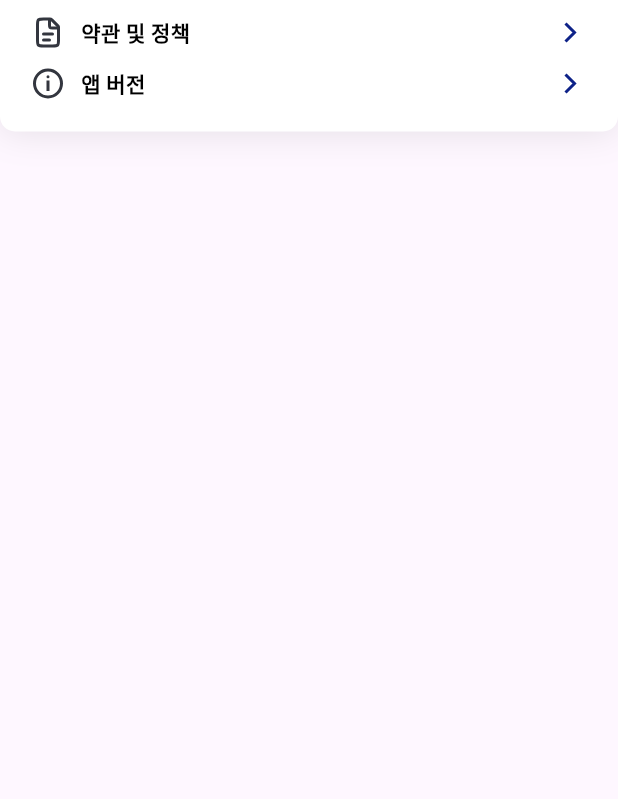
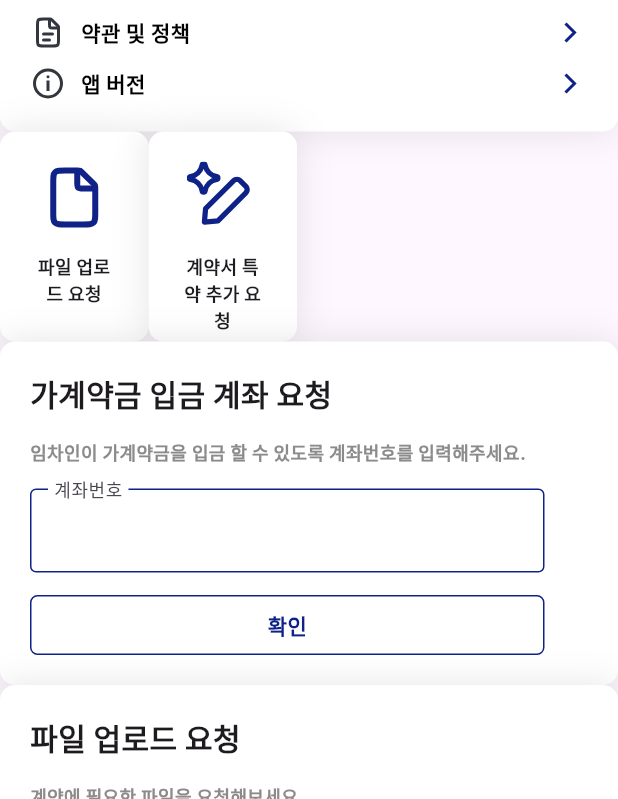
Before and after one commit to Yun-SeYeong/my_home_stair, a Flutter app: the screen it shows after launch, on a phone screen of 412 x 824 dp, the part 437-1236 px from its top. Run offline on Flutter 3.47's test engine with Material 3 defaults, Android fonts, the phone set to English and light mode, and no system bars; our stand-ins replace flutter_svg; Roboto replaces fonts that are missing (Inter).

Commit message:
텍스트박스 위젯추가, 요청사항 입력하는거 추가 파일업로드, 특약 요청하는 아이콘 추가 각종 이미지 등등..

```diff
--- /dev/null
+++ b/lib/components/action_icon_widgeet.dart
@@ -0,0 +1,66 @@
+import 'package:flutter/cupertino.dart';
+import 'package:flutter/material.dart';
+import 'package:flutter_svg/flutter_svg.dart';
+
+class ActionIconWidget extends StatelessWidget {
+  final String description;
+  final String iconpath;
+  final Function onButton;
+
+  const ActionIconWidget({
+    super.key,
+    required this.description,
+    required this.iconpath,
+    required this.onButton(),
+  });
+
+  @override
+  Widget build(BuildContext context) {
+    return Row(
+      mainAxisAlignment: MainAxisAlignment.start, // 왼쪽 정렬
+      children: [
+        Container(
+          width: 99,
+          height: 140,
+          padding: const EdgeInsets.all(20.0),
+          decoration: BoxDecoration(
+            borderRadius: BorderRadius.circular(10),
+            color: Colors.white,
+            boxShadow: [
+              BoxShadow(
+                color: Colors.black.withOpacity(0.1),
+                offset: const Offset(0, 0),
+                blurRadius: 20,
+                spreadRadius: 0,
+              ),
+            ],
+          ),
+          child: InkWell(
+            onTap: () {
+              onButton();
+            },
+            child: Column(
+              crossAxisAlignment: CrossAxisAlignment.center, // 자식들을 가운데 정렬
+              children: [
+                SvgPicture.asset(
+                  iconpath, // 우측에 위치한 공통 아이콘
+                  semanticsLabel: 'Expand_right',
+                ),
+                const SizedBox(height: 13),
+                Text(
+                  description,
+                  textAlign: TextAlign.center,
+                  style: TextStyle(
+                    fontSize: 12.0,
+                    fontWeight: FontWeight.w700,
+                    fontFamily: 'Inter',
+                  ),
+                ),
+              ],
+            ),
+          ),
+        ),
+      ],
+    );
+  }
+}
--- /dev/null
+++ b/lib/components/input_request_widget.dart
@@ -0,0 +1,173 @@
+import 'package:flutter/cupertino.dart';
+import 'package:flutter/material.dart';
+import 'package:flutter_svg/flutter_svg.dart';
+
+
+class InputRequestWidget extends StatelessWidget {
+  final String title;
+  final String description;
+  final String buttonName;
+  final Function onButton;
+  final Function searchButton;
+
+  InputRequestWidget({
+    super.key,
+    required this.title,
+    required this.description,
+    required this.buttonName,
+    required this.onButton,
+    required this.searchButton
+  });
+
+  @override
+  Widget build(BuildContext context) {
+    return Container(
+      padding: const EdgeInsets.all(20.0),
+      decoration: BoxDecoration(
+        borderRadius: BorderRadius.circular(10),
+        color: Colors.white,
+        boxShadow: [
+          BoxShadow(
+            color: Colors.black.withOpacity(0.1), // 그림자의 색상 및 투명도
+            offset: const Offset(0, 0), // x: 0, y: 0
+            blurRadius: 20, // blur 반경
+            spreadRadius: 0, // spread 반경
+          ),
+        ],
+      ),
+      child: Row(
+          mainAxisAlignment: MainAxisAlignment.spaceBetween,
+          crossAxisAlignment: CrossAxisAlignment.center,
+          children: [
+            Column(
+              crossAxisAlignment: CrossAxisAlignment.start,
+              mainAxisSize: MainAxisSize.min,
+              children: [
+                Text(
+                  title,
+                  style: TextStyle(
+                    fontSize: 20.0,
+                    fontWeight: FontWeight.w700,
+                    fontFamily: 'Inter',
+                  ),
+                ),
+                const SizedBox(height: 15),
+                Text(
+                  description,
+                  style: TextStyle(
+                    fontSize: 12.0,
+                    fontWeight: FontWeight.w700,
+                    fontFamily: 'Inter',
+                    color: Color(0xFF8B8B8B),
+                  ),
+                ),
+                const SizedBox(height: 15),
+                Container(
+                  width: 343,
+                  child: TextField(
+                    decoration: InputDecoration(
+                      floatingLabelBehavior: FloatingLabelBehavior.always,
+                      labelText: '파일종류',
+                      border: OutlineInputBorder(
+                        borderSide: BorderSide(
+                          color: Color(0xFF0E2288),
+                          width: 3,
+                        ),
+                      ),
+                      enabledBorder: OutlineInputBorder(
+                        borderSide: BorderSide(
+                          color: Color(0xFF0E2288),
+                        ),
+                      ),
+                    ),
+                    keyboardType: TextInputType.text,
+                  ),
+                ),
+                const SizedBox(height: 15),
+                Container(
+                  height: 40,
+                  decoration: BoxDecoration(
+                    border: Border.all(
+                      color: Color(0xFF0E2288), // 테두리 컬러
+                      width: 1, // 테두리 두께
+                    ),
+                    borderRadius: BorderRadius.circular(5), // 테두리 둥글기 설정
+                    color: Colors.transparent, // 배경 투명 설정
+                  ),
+                  child: InkWell(
+                    onTap: () {
+                      searchButton();
+                    },
+                    child: Center(
+                      child: Padding(
+                        padding: EdgeInsets.symmetric(horizontal: 20.0), // 원하는 패딩 값을 설정하세요
+                        child: Text(
+                          "등기부등본",
+                          style: TextStyle(
+                            fontSize: 14.0,
+                            fontWeight: FontWeight.w700,
+                            fontFamily: 'Inter',
+                            color: Color(0xFF0E2288),
+                          ),
+                        ),
+                      ),
+                    ),
+                  ),
+                ),
+                const SizedBox(height: 15),
+                Container(
+                  width: 343,
+                  child: TextField(
+                    decoration: InputDecoration(
+                      floatingLabelBehavior: FloatingLabelBehavior.always,
+                      labelText: '요청사항',
+                      border: OutlineInputBorder(
+                        borderSide: BorderSide(
+                          color: Color(0xFF0E2288),
+                          width: 3,
+                        ),
+                      ),
+                      enabledBorder: OutlineInputBorder(
+                        borderSide: BorderSide(
+                          color: Color(0xFF0E2288),
+                        ),
+                      ),
+                    ),
+                    keyboardType: TextInputType.text,
+                  ),
+                ),
+                const SizedBox(height: 15),
+                Container(
+                  width: 343,
+                  height: 40,
+                  decoration: BoxDecoration(
+                    border: Border.all(
+                      color: Color(0xFF0E2288), // 테두리 컬러
+                      width: 1, // 테두리 두께
+                    ),
+                    borderRadius: BorderRadius.circular(5), // 테두리 둥글기 설정
+                    color: Colors.transparent, // 배경 투명 설정
+                  ),
+                  child: InkWell(
+                    onTap: () {
+                      onButton();
+                    },
+                    child: Center(
+                      child: Text(
+                        buttonName,
+                        style: TextStyle(
+                          fontSize: 14.0,
+                          fontWeight: FontWeight.w700,
+                          fontFamily: 'Inter',
+                          color: Color(0xFF0E2288),
+                        ),
+                      ),
+                    ),
+                  ),
+                ),
+              ],
+            ),
+          ]),
+    );
+  }
+}
--- /dev/null
+++ b/lib/components/input_text_box.dart
@@ -0,0 +1,123 @@
+import 'package:flutter/cupertino.dart';
+import 'package:flutter/material.dart';
+import 'package:flutter_svg/flutter_svg.dart';
+
+
+class InputTextBox extends StatelessWidget {
+  final String title;
+  final String description;
+  final String buttonName;
+  final Function onButton;
+  final contentEditController = TextEditingController();
+
+  InputTextBox({
+    super.key,
+    required this.title,
+    required this.description,
+    required this.buttonName,
+    required this.onButton,
+  });
+
+  @override
+  Widget build(BuildContext context) {
+    return Container(
+      padding: const EdgeInsets.all(20.0),
+      decoration: BoxDecoration(
+        borderRadius: BorderRadius.circular(10),
+        color: Colors.white,
+        boxShadow: [
+          BoxShadow(
+            color: Colors.black.withOpacity(0.1), // 그림자의 색상 및 투명도
+            offset: const Offset(0, 0), // x: 0, y: 0
+            blurRadius: 20, // blur 반경
+            spreadRadius: 0, // spread 반경
+          ),
+        ],
+      ),
+      child: Row(
+          mainAxisAlignment: MainAxisAlignment.spaceBetween,
+          crossAxisAlignment: CrossAxisAlignment.center,
+          children: [
+            Column(
+              crossAxisAlignment: CrossAxisAlignment.start,
+              mainAxisSize: MainAxisSize.min,
+              children: [
+                Text(
+                  title,
+                  style: TextStyle(
+                    fontSize: 20.0,
+                    fontWeight: FontWeight.w700,
+                    fontFamily: 'Inter',
+                  ),
+                ),
+                const SizedBox(height: 15),
+                Text(
+                  description,
+                  style: TextStyle(
+                    fontSize: 12.0,
+                    fontWeight: FontWeight.w700,
+                    fontFamily: 'Inter',
+                    color: Color(0xFF8B8B8B),
+                  ),
+                ),
+                const SizedBox(height: 15),
+                Container(
+                  width: 343,
+                  child: TextField(
+                    //controller: contentEditController,
+                    decoration: InputDecoration(
+                      floatingLabelBehavior: FloatingLabelBehavior.always,
+                      labelText: '계좌번호',
+                      border: OutlineInputBorder(
+                        // borderRadius: BorderRadius.circular(4),
+                        borderSide: BorderSide(
+                          color: Color(0xFF0E2288),
+                          width: 3,
+                        ),
+                      ),
+                      enabledBorder: OutlineInputBorder(
+                        //borderRadius: BorderRadius.circular(4),
+                        borderSide: BorderSide(
+                          color: Color(0xFF0E2288),
+                         // width: 3,
+                        ),
+                      ),
+                    ),
+                    keyboardType: TextInputType.number,
+                  ),
+                ),
+                const SizedBox(height: 15),
+                Container(
+                  width: 343,
+                  height: 40,
+                  decoration: BoxDecoration(
+                    border: Border.all(
+                      color: Color(0xFF0E2288), // 테두리 컬러
+                      width: 1, // 테두리 두께
+                    ),
+                    borderRadius: BorderRadius.circular(5), // 테두리 둥글기 설정
+                    color: Colors.transparent, // 배경 투명 설정
+                  ),
+                  child: InkWell(
+                    onTap: () {
+                      onButton();
+                    },
+                    child: Center(
+                      child: Text(
+                        buttonName,
+                        style: TextStyle(
+                          fontSize: 14.0,
+                          fontWeight: FontWeight.w700,
+                          fontFamily: 'Inter',
+                          color: Color(0xFF0E2288),
+                        ),
+                      ),
+                    ),
+                  ),
+                ),
+              ],
+            ),
+          ]),
+    );
+  }
+}
--- a/lib/main.dart
+++ b/lib/main.dart
@@ -4,6 +4,9 @@ import 'package:flutter/material.dart';
 import 'components/upload_file_item_widget.dart';
 import 'components/user_email.dart';
 import 'components/my_settings.dart';
+import 'components/input_text_box.dart';
+import 'components/input_request_widget.dart';
+import 'components/action_icon_widgeet.dart';
 
 void main() {
   runApp(const MyApp());
@@ -32,7 +35,8 @@ class _MyHomePageState extends State<MyHomePage> {
   Widget build(BuildContext context) {
     return SafeArea(
       child: Scaffold(
-          body: Column(
+          body: SingleChildScrollView(
+            child: Column(
               children: [
               UploadFileItemWidget(
                 title: '등기부등본.pdf',
@@ -44,7 +48,44 @@ class _MyHomePageState extends State<MyHomePage> {
               ),
               const UserEmailWidget(),
               const MySettingsWidget(),
+              Row(
+                children: [
+                ActionIconWidget(
+                  description: "파일 업로드 요청",
+                  iconpath: 'images/File.svg',
+                    onButton: (){
+                      print("버튼");
+                    }
+                ),
+                ActionIconWidget(
+                  description: "계약서 특약 추가 요청",
+                  iconpath: 'images/pen.svg',
+                    onButton: (){
+                      print("버튼");
+                    }
+                ),
+                ]),
+              InputTextBox(
+                  title: "가계약금 입금 계좌 요청",
+                  description: "임차인이 가계약금을 입금 할 수 있도록 계좌번호를 입력해주세요.",
+                  buttonName: "확인",
+                  onButton: (){
+                    print("계좌번호 입력 확인");
+                  }
+              ),
+              InputRequestWidget(
+                  title: "파일 업로드 요청",
+                  description: "계약에 필요한 파일을 요청해보세요.",
+                  buttonName: "확인",
+                  onButton: (){
+                    print("파일종류 : 요청사항:");
+                  },
+                  searchButton: (){
+                    print("검색 자동완성");
+                  }
+              ),
             ],//children
+          ),
         ),
       ),
     );
--- a/pubspec.yaml
+++ b/pubspec.yaml
@@ -30,6 +30,7 @@ environment:
 dependencies:
   flutter:
     sdk: flutter
+  intl: ^0.17.0
 
 
   # The following adds the Cupertino Icons font to your application.
@@ -71,6 +72,10 @@ flutter:
     - images/Expand_right.svg
     - images/Noti.svg
     - images/Policy.svg
+    - images/Progress.svg
+    - images/File.svg
+    - images/pen.svg
+
 
   # An image asset can refer to one or more resolution-specific "variants", see
   # https://flutter.dev/assets-and-images/#resolution-aware
```
Also changed, not shown: images/File.svg (added), images/pen.svg (added), pubspec.lock. Lines whose indentation alone changed are shown as unchanged.
